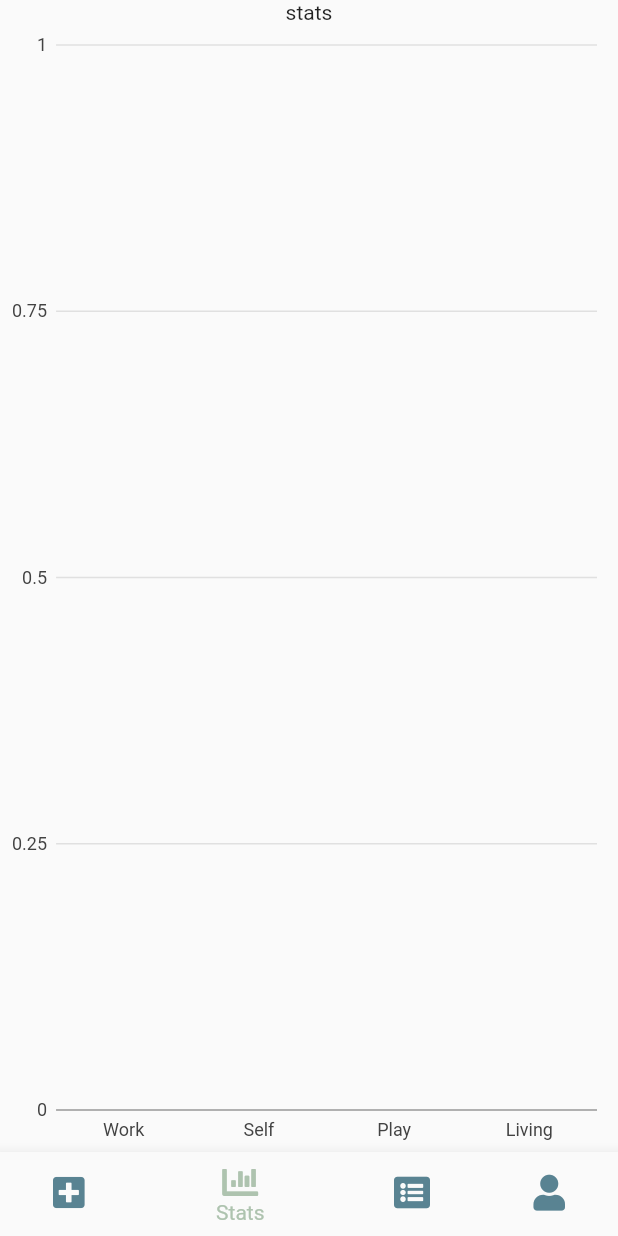
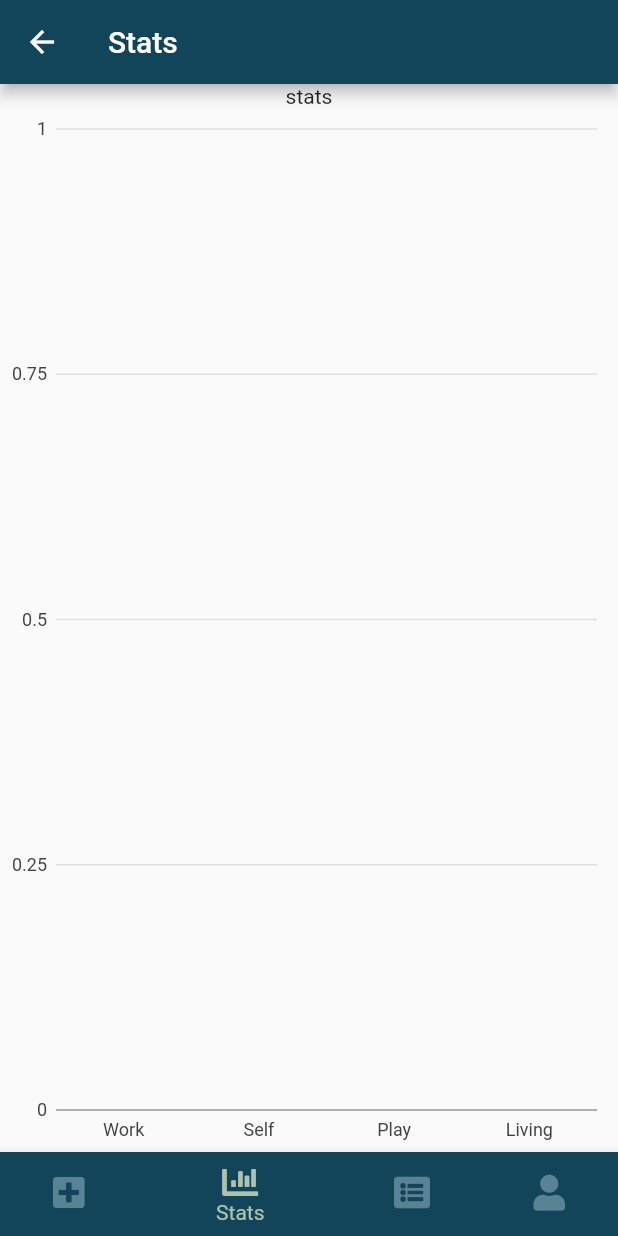
Before and after one commit to gdharris1000/got-this-flutter, a Flutter app: the HomeScreen screen opened by its route, item 2 of the bottom bar chosen, on a phone screen of 412 x 824 dp. Run offline on Flutter 3.47's test engine with Material 2 defaults, Android fonts, the phone set to English and light mode, and no system bars; our stand-ins replace charts_flutter, cloud_firestore, email_validator, firebase_auth, font_awesome_flutter; accounts and stored records are empty.

Commit message:
tidying up

```diff
--- a/lib/controllers/user_data.dart
+++ b/lib/controllers/user_data.dart
@@ -14,4 +14,8 @@ class UserData {
       print('no user data');
     }
   }
+
+  void logOut() {
+    _auth.signOut();
+  }
 }
--- a/lib/screens/add.dart
+++ b/lib/screens/add.dart
@@ -4,6 +4,8 @@ import 'package:got_this_flutter/classes/tag.dart';
 import 'package:cloud_firestore/cloud_firestore.dart';
 import 'package:firebase_auth/firebase_auth.dart';
 import 'package:got_this_flutter/controllers/user_data.dart';
+//import 'package:font_awesome_flutter/font_awesome_flutter.dart';
+//import 'welcome.dart';
 
 final _firestore = Firestore.instance;
 
--- a/lib/screens/home.dart
+++ b/lib/screens/home.dart
@@ -38,27 +38,37 @@ class _HomeScreenState extends State<HomeScreen> {
   @override
   Widget build(BuildContext context) {
     return Scaffold(
-      bottomNavigationBar: BottomNavigationBar(
-        backgroundColor: Color.fromRGBO(18, 69, 89, 1.0),
+      bottomNavigationBar: Container(
+        child: BottomNavigationBar(
+          type: BottomNavigationBarType.shifting,
           items: const <BottomNavigationBarItem>[
             BottomNavigationBarItem(
               icon: FaIcon(FontAwesomeIcons.solidPlusSquare),
-              title: Text('New Achievement')),
+              title: Text('New Achievement'),
+              backgroundColor: Color.fromRGBO(18, 69, 89, 1.0),
+            ),
             BottomNavigationBarItem(
               icon: FaIcon(FontAwesomeIcons.solidChartBar),
-              title: Text('Stats')),
+              title: Text('Stats'),
+              backgroundColor: Color.fromRGBO(18, 69, 89, 1.0),
+            ),
             BottomNavigationBarItem(
               icon: FaIcon(FontAwesomeIcons.solidListAlt),
-              title: Text('List Achievements')),
+              title: Text('List Achievements'),
+              backgroundColor: Color.fromRGBO(18, 69, 89, 1.0),
+            ),
             BottomNavigationBarItem(
               icon: FaIcon(FontAwesomeIcons.solidUser),
-              title: Text('User Information')),
+              title: Text('User Information'),
+              backgroundColor: Color.fromRGBO(18, 69, 89, 1.0),
+            ),
           ],
           currentIndex: _selectedIndex,
           selectedItemColor: Color.fromRGBO(174, 195, 175, 1.0),
           unselectedItemColor: Color.fromRGBO(89, 131, 146, 1.0),
           onTap: _onItemTapped,
         ),
+      ),
       body: _navOptions.elementAt(_selectedIndex),
     );
   }
--- a/lib/screens/stats.dart
+++ b/lib/screens/stats.dart
@@ -44,7 +44,9 @@ class _StatsScreenState extends State<StatsScreen> {
 
   @override
   Widget build(BuildContext context) {
-    return SafeArea(
+    return Scaffold(
+      appBar: (AppBar(title: Text('Stats'))),
+      body: SafeArea(
         child: Container(
           child: Column(
             children: <Widget>[
@@ -53,6 +55,7 @@ class _StatsScreenState extends State<StatsScreen> {
             ],
           ),
         ),
+      ),
     );
   }
 }
```
Also changed, not shown: lib/screens/list.dart (+6 -1 lines), 2 other files. Lines whose indentation alone changed are shown as unchanged.
